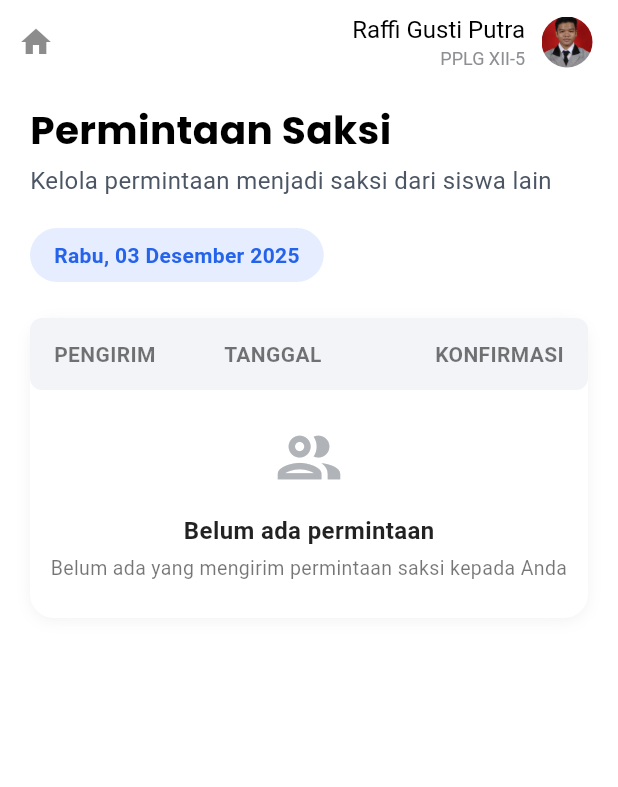
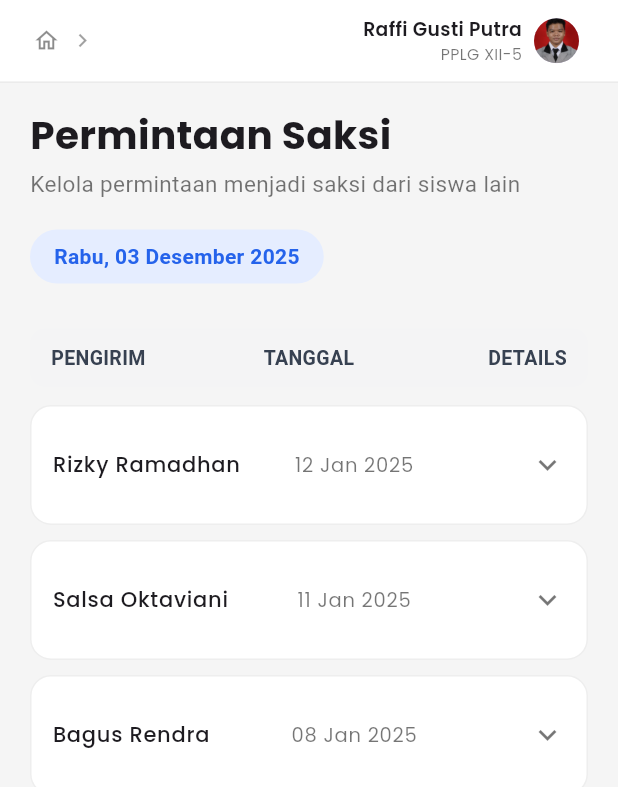
Before and after one commit to Raffigustiputra/JurnalkuTeam, a Flutter app: the PermintaanSaksi screen opened directly, on a phone screen of 412 x 824 dp. Shown: the top 787 px of the screen. Run offline on Flutter 3.47's test engine with Material 3 defaults, Android fonts, the light colour scheme and no system bars; our stand-ins replace font_awesome_flutter, google_fonts.

Commit message:
update permintaan saksi

```diff
--- a/lib/main.dart
+++ b/lib/main.dart
@@ -1,5 +1,6 @@
 import 'package:flutter/material.dart';
 import 'package:jurnalku_tw/jurnal_pembiasan.dart';
+import 'package:jurnalku_tw/permintaan_saksi.dart';
 
 void main() {
   runApp(const MyApp());
@@ -14,7 +15,7 @@ class MyApp extends StatelessWidget {
     return MaterialApp(
       title: 'Jurnalku Team Work',
       debugShowCheckedModeBanner: false,
-      home: JurnalPembiasan(),
+      home: PermintaanSaksi(),
     );
         }
 }
--- a/lib/permintaan_saksi.dart
+++ b/lib/permintaan_saksi.dart
@@ -31,6 +31,27 @@ class _PermintaanSaksiState extends State<PermintaanSaksi> {
   static const String _profileImagePath = 'assets/images/profile.png';
   String? today;
 
+  List<Map<String, dynamic>> requests = [
+    {
+      "pengirim": "Rizky Ramadhan",
+      "tanggal": DateTime(2025, 1, 12),
+      "kelas": "XII-4",
+      "alasan": "Diperlukan saksi pada pelanggaran keterlambatan.",
+    },
+    {
+      "pengirim": "Salsa Oktaviani",
+      "tanggal": DateTime(2025, 1, 11),
+      "kelas": "XI-3",
+      "alasan": "Saksi proyek ujikom.",
+    },
+    {
+      "pengirim": "Bagus Rendra",
+      "tanggal": DateTime(2025, 1, 8),
+      "kelas": "X-2",
+      "alasan": "Diperlukan saksi pada kegiatan eskul.",
+    },
+  ];
+
   @override
   void initState() {
     super.initState();
@@ -44,87 +65,130 @@ class _PermintaanSaksiState extends State<PermintaanSaksi> {
     });
   }
 
-  PreferredSizeWidget _buildCustomAppBar(BuildContext context) {
-    return AppBar(
-      backgroundColor: Colors.white,
-      elevation: 0,
-      leading: GestureDetector(
-        onTap: () => Navigator.pop(context),
-        child: Row(
-          children: const [
-            SizedBox(width: 12),
-            Icon(Icons.home, size: 24, color: Colors.black45),
-            SizedBox(width: 6),
-          ],
-        ),
-      ),
-      leadingWidth: 150,
-      title: Row(
-        mainAxisAlignment: MainAxisAlignment.end,
-        children: [
-          Column(
-            crossAxisAlignment: CrossAxisAlignment.end,
-            children: const [
-              Text(
-                'Raffi Gusti Putra',
-                style: TextStyle(color: Colors.black, fontSize: 16),
-              ),
-              SizedBox(height: 2),
-              Text(
-                'PPLG XII-5',
-                style: TextStyle(color: Color(0xFF8D8F93), fontSize: 12),
-              ),
-            ],
-          ),
-          const SizedBox(width: 10),
-          Container(
-            width: 36,
-            height: 36,
-            decoration: BoxDecoration(
-              shape: BoxShape.circle,
-              border: Border.all(color: Colors.white, width: 1),
-            ),
-            child: ClipOval(
-              child: Image.asset(_profileImagePath, fit: BoxFit.cover),
-            ),
-          ),
-        ],
-      ),
-    );
-  }
-
   @override
   Widget build(BuildContext context) {
-    // Tampilkan loading kalau today belum siap
     if (today == null) {
       return const Scaffold(body: Center(child: CircularProgressIndicator()));
     }
 
     return Scaffold(
-      backgroundColor: Colors.white,
-      appBar: _buildCustomAppBar(context),
+      backgroundColor: Colors.grey.shade100,
+      appBar: _customAppBar(),
       body: SingleChildScrollView(
-        padding: const EdgeInsets.symmetric(horizontal: 20, vertical: 12),
+        padding: const EdgeInsets.symmetric(horizontal: 20, vertical: 16),
         child: Column(
           crossAxisAlignment: CrossAxisAlignment.start,
           children: [
+            // TITLE
             Text(
               "Permintaan Saksi",
               style: GoogleFonts.poppins(
                 fontSize: 26,
-                fontWeight: FontWeight.w700, // lebih bold dari bold
-                color: Colors.black,
+                fontWeight: FontWeight.w700,
               ),
             ),
-
             const SizedBox(height: 4),
             const Text(
               "Kelola permintaan menjadi saksi dari siswa lain",
-              style: TextStyle(fontSize: 16, color: Color(0xFF4b5563)),
+              style: TextStyle(fontSize: 15, color: Colors.black54),
             ),
             const SizedBox(height: 20),
-            // ===== Date Badge =====
-            Container(
+
+            _dateBadge(),
+            const SizedBox(height: 30),
+
+            _tableHeader(),
+            const SizedBox(height: 12),
+
+            ...requests.map((e) => _expansionRow(e)).toList(),
+          ],
+        ),
+      ),
+    );
+  }
+
+  // ---------------------------------------------------
+  // APP BAR CUSTOM
+  // ---------------------------------------------------
+  PreferredSizeWidget _customAppBar() {
+    return PreferredSize(
+      preferredSize: const Size.fromHeight(55),
+      child: Container(
+        decoration: const BoxDecoration(
+          color: Colors.white,
+          border: Border(bottom: BorderSide(color: Colors.black12, width: 0.6)),
+        ),
+        padding: const EdgeInsets.symmetric(horizontal: 22),
+        child: Row(
+          mainAxisAlignment: MainAxisAlignment.spaceBetween,
+          children: [
+            // Breadcrumb
+            Row(
+              children: [
+                const Icon(Icons.home_outlined, size: 18, color: Colors.black45),
+                const SizedBox(width: 6),
+                const Icon(Icons.chevron_right, size: 18, color: Colors.black38),
+                const SizedBox(width: 6),
+                Builder(
+                  builder: (context) {
+                    if (MediaQuery.of(context).size.width < 500) {
+                      return const SizedBox.shrink();
+                    }
+                    return const Text(
+                      "Permintaan Saksi",
+                      style: TextStyle(
+                        fontSize: 13,
+                        color: Colors.black87,
+                        fontWeight: FontWeight.w500,
+                      ),
+                    );
+                  },
+                ),
+              ],
+            ),
+
+            // Profile
+            Row(
+              children: [
+                Column(
+                  crossAxisAlignment: CrossAxisAlignment.end,
+                  mainAxisAlignment: MainAxisAlignment.center,
+                  children: [
+                    Text(
+                      "Raffi Gusti Putra",
+                      style: GoogleFonts.poppins(
+                        fontSize: 12.5,
+                        fontWeight: FontWeight.w600,
+                      ),
+                    ),
+                    Text(
+                      "PPLG XII-5",
+                      style: GoogleFonts.poppins(
+                        fontSize: 10.5,
+                        color: Colors.black54,
+                      ),
+                    ),
+                  ],
+                ),
+                const SizedBox(width: 8),
+                CircleAvatar(
+                  radius: 15,
+                  backgroundImage: AssetImage(_profileImagePath),
+                ),
+                const SizedBox(width: 4),
+              ],
+            ),
+          ],
+        ),
+      ),
+    );
+  }
+
+  // ---------------------------------------------------
+  // BADGE TANGGAL
+  // ---------------------------------------------------
+  Widget _dateBadge() {
+    return Container(
       padding: const EdgeInsets.symmetric(vertical: 8, horizontal: 16),
       decoration: BoxDecoration(
         color: const Color(0xFFE5EDFF),
@@ -137,106 +201,159 @@ class _PermintaanSaksiState extends State<PermintaanSaksi> {
           fontWeight: FontWeight.w600,
         ),
       ),
+    );
+  }
+
+  // ---------------------------------------------------
+  // HEADER TABLE
+  // ---------------------------------------------------
+  Widget _tableHeader() {
+    return Container(
+      padding: const EdgeInsets.symmetric(vertical: 10, horizontal: 14),
+      decoration: BoxDecoration(
+        color: const Color(0xFe2e8f0),
+        borderRadius: BorderRadius.circular(10),
       ),
-            const SizedBox(height: 24),
-            // Card section bisa lanjutkan sama seperti sebelumnya
-            // ===== Card Section =====
-            Container(
-              width: double.infinity,
-              decoration: BoxDecoration(
-                color: Colors.white,
-                borderRadius: BorderRadius.circular(16),
-                boxShadow: [
-                  BoxShadow(
-                    color: Colors.black.withOpacity(0.05),
-                    blurRadius: 8,
-                    offset: const Offset(0, 2),
+      child: Row(
+        children: [
+          Expanded(child: _headerText("PENGIRIM", TextAlign.left)),
+          Expanded(child: _headerText("TANGGAL", TextAlign.center)),
+          Expanded(
+            child: Align(
+              alignment: Alignment.centerRight,
+              child: _headerText("DETAILS", TextAlign.right),
+            ),
           ),
         ],
       ),
-              child: Column(
+    );
+  }
+
+  Widget _headerText(String text, TextAlign align) {
+    return Text(
+      text,
+      textAlign: align,
+      style: const TextStyle(
+        fontWeight: FontWeight.w600,
+        fontSize: 13,
+        color: Color(0xFF374151),
+      ),
+    );
+  }
+
+  // ---------------------------------------------------
+  // EXPANSION TILE
+  // ---------------------------------------------------
+  Widget _expansionRow(Map data) {
+    final tgl = DateFormat('dd MMM yyyy', 'id_ID').format(data["tanggal"]);
+
+    return Container(
+      margin: const EdgeInsets.only(bottom: 10),
+      decoration: BoxDecoration(
+        color: Colors.white,
+        borderRadius: BorderRadius.circular(14),
+        border: Border.all(color: Colors.grey.shade200),
+      ),
+      child: Theme(
+        data: Theme.of(context).copyWith(dividerColor: Colors.transparent),
+        child: ExpansionTile(
+          iconColor: Colors.blue[600],
+          collapsedIconColor: Colors.black54,
+          tilePadding: const EdgeInsets.symmetric(horizontal: 14, vertical: 10),
+          childrenPadding: const EdgeInsets.fromLTRB(16, 6, 16, 12),
+
+          title: Row(
             children: [
-                  // Header Table
-                  Container(
-                    padding: const EdgeInsets.symmetric(
-                      vertical: 14,
-                      horizontal: 16,
+              Expanded(
+                flex: 4,
+                child: Text(
+                  data["pengirim"],
+                  overflow: TextOverflow.ellipsis,
+                  style: GoogleFonts.poppins(
+                    fontSize: 14,
+                    fontWeight: FontWeight.w500,
                   ),
-                    decoration: BoxDecoration(
-                      color: const Color(0xFFF2F4F7), // abu-abu muda lembut
-                      borderRadius: BorderRadius.circular(
-                        8,
-                      ), // opsional biar lembut
                 ),
-                    child: Row(
-                      mainAxisAlignment: MainAxisAlignment.spaceBetween,
-                      children: const [
+              ),
               Expanded(
+                flex: 4,
+                child: Center(
                   child: Text(
-                            "PENGIRIM",
-                            style: TextStyle(
-                              fontWeight: FontWeight.bold,
+                    tgl,
+                    textAlign: TextAlign.center,
+                    style: GoogleFonts.poppins(
+                      fontSize: 13,
                       color: Colors.black54,
                     ),
                   ),
                 ),
-                        Expanded(
-                          child: Text(
-                            "TANGGAL",
-                            style: TextStyle(
-                              fontWeight: FontWeight.bold,
-                              color: Colors.black54,
               ),
-                          ),
-                        ),
-                        Expanded(
-                          child: Text(
-                            "KONFIRMASI",
-                            textAlign: TextAlign.right,
-                            style: TextStyle(
-                              fontWeight: FontWeight.bold,
-                              color: Colors.black54,
-                            ),
-                          ),
-                        ),
+              const Expanded(flex: 1, child: SizedBox.shrink()),
             ],
           ),
+
+          children: [
+            const SizedBox(height: 4),
+            _detailRow("Kelas", data["kelas"]),
+            const SizedBox(height: 6),
+            _detailRow("Keterangan", data["alasan"]),
+            const SizedBox(height: 14),
+
+            Row(
+              children: [
+                Expanded(child: _actionBtn("Tolak", Colors.red)),
+                const SizedBox(width: 8),
+                Expanded(child: _actionBtn("Terima", Colors.green)),
+              ],
             ),
 
-                  const SizedBox(height: 20),
-
-                  // Empty State
-                  Column(
-                    children: const [
-                      Icon(
-                        Icons.group_outlined,
-                        size: 50,
-                        color: Color(0xFFB0B3B8),
-                      ),
-                      SizedBox(height: 12),
-                      Text(
-                        "Belum ada permintaan",
-                        style: TextStyle(
-                          fontSize: 16,
-                          fontWeight: FontWeight.w600,
-                          color: Colors.black87,
-                        ),
-                      ),
-                      SizedBox(height: 4),
-                      Text(
-                        "Belum ada yang mengirim permintaan saksi kepada Anda",
-                        textAlign: TextAlign.center,
-                        style: TextStyle(fontSize: 13, color: Colors.black54),
-                      ),
-                      SizedBox(height: 24),
-                    ],
-                  ),
-                ],
-              ),
-            ),
+            const SizedBox(height: 6),
           ],
         ),
       ),
     );
   }
+
+  Widget _detailRow(String label, String value) {
+    return Column(
+      crossAxisAlignment: CrossAxisAlignment.start,
+      children: [
+        Text(
+          "$label:",
+          style: GoogleFonts.poppins(
+            fontSize: 13.5,
+            fontWeight: FontWeight.w600,
+          ),
+        ),
+        const SizedBox(height: 2),
+        Text(
+          value,
+          style: GoogleFonts.poppins(
+            fontSize: 13,
+            color: Colors.black54,
+          ),
+        ),
+      ],
+    );
   }
+
+  Widget _actionBtn(String label, Color color) {
+    return Container(
+      padding: const EdgeInsets.symmetric(vertical: 10),
+      decoration: BoxDecoration(
+        color: color.withOpacity(.12),
+        borderRadius: BorderRadius.circular(8),
+      ),
+      child: Center(
+        child: Text(
+          label,
+          style: GoogleFonts.poppins(
+            color: color,
+            fontSize: 13.5,
+            fontWeight: FontWeight.w600,
+          ),
+        ),
+      ),
+    );
+  }
+}
```
Lines whose indentation alone changed are shown as unchanged.
